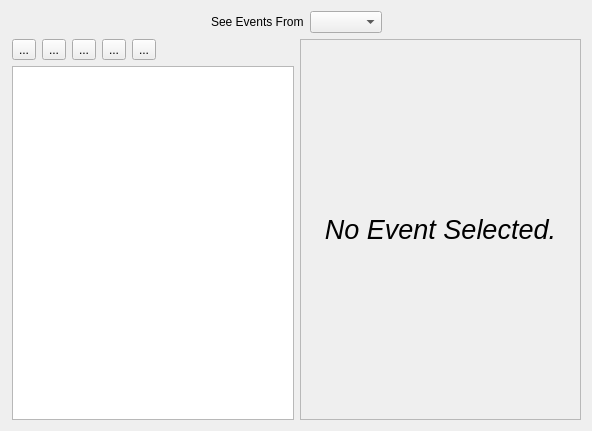
Before: the Qt Designer form Charm/EventView.ui in KDAB/Charm, drawn with Qt 5.
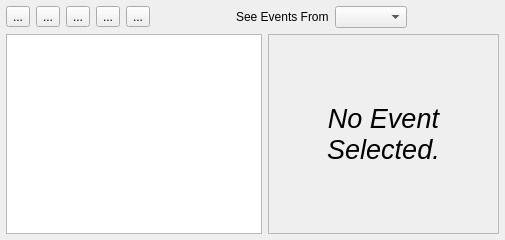
After: the same form once the commit is applied.

Commit message: try to create a more compact main window

The edit to the form file:
```diff
--- a/Charm/EventView.ui
+++ b/Charm/EventView.ui
@@ -5,8 +5,8 @@
    <rect>
     <x>0</x>
     <y>0</y>
-    <width>592</width>
-    <height>431</height>
+    <width>505</width>
+    <height>240</height>
    </rect>
   </property>
   <property name="sizePolicy" >
@@ -19,54 +19,15 @@
    <string>Event Editor</string>
   </property>
   <layout class="QGridLayout" name="gridLayout" >
-   <property name="leftMargin" >
-    <number>12</number>
+   <property name="margin" >
+    <number>6</number>
+   </property>
+   <property name="spacing" >
+    <number>6</number>
    </property>
    <item row="0" column="0" colspan="2" >
     <layout class="QHBoxLayout" >
      <item>
-      <spacer>
-       <property name="orientation" >
-        <enum>Qt::Horizontal</enum>
-       </property>
-       <property name="sizeHint" stdset="0" >
-        <size>
-         <width>40</width>
-         <height>20</height>
-        </size>
-       </property>
-      </spacer>
-     </item>
-     <item>
-      <widget class="QLabel" name="label" >
-       <property name="text" >
-        <string>See Events From</string>
-       </property>
-      </widget>
-     </item>
-     <item>
-      <widget class="QComboBox" name="comboBox" />
-     </item>
-     <item>
-      <spacer>
-       <property name="orientation" >
-        <enum>Qt::Horizontal</enum>
-       </property>
-       <property name="sizeHint" stdset="0" >
-        <size>
-         <width>40</width>
-         <height>20</height>
-        </size>
-       </property>
-      </spacer>
-     </item>
-    </layout>
-   </item>
-   <item row="1" column="0" >
-    <layout class="QVBoxLayout" >
-     <item>
-      <layout class="QHBoxLayout" >
-       <item>
         <widget class="QToolButton" name="toolButtonPrevious" >
          <property name="text" >
           <string>...</string>
@@ -138,6 +99,29 @@
          </property>
         </spacer>
        </item>
+     <item>
+      <widget class="QLabel" name="label" >
+       <property name="text" >
+        <string>See Events From</string>
+       </property>
+      </widget>
+     </item>
+     <item>
+      <widget class="QComboBox" name="comboBox" />
+     </item>
+     <item>
+      <spacer>
+       <property name="orientation" >
+        <enum>Qt::Horizontal</enum>
+       </property>
+       <property name="sizeHint" stdset="0" >
+        <size>
+         <width>40</width>
+         <height>20</height>
+        </size>
+       </property>
+      </spacer>
+     </item>
        <item>
         <widget class="QLabel" name="labelTotal" >
          <property name="text" >
@@ -147,15 +131,13 @@
        </item>
       </layout>
      </item>
-     <item>
+   <item row="1" column="0" >
       <widget class="QListView" name="listView" >
        <property name="alternatingRowColors" >
         <bool>true</bool>
        </property>
       </widget>
      </item>
-    </layout>
-   </item>
    <item row="1" column="1" >
     <widget class="QFrame" name="frame" >
      <property name="frameShape" >
@@ -201,8 +183,8 @@
           <rect>
            <x>0</x>
            <y>0</y>
-           <width>272</width>
-           <height>361</height>
+           <width>227</width>
+           <height>188</height>
           </rect>
          </property>
          <layout class="QVBoxLayout" >
```
Left out of the diff: 4 changed lines with no effect on the pictures. Lines whose indentation alone changed are shown as unchanged. The commit also changes 1 other file.
